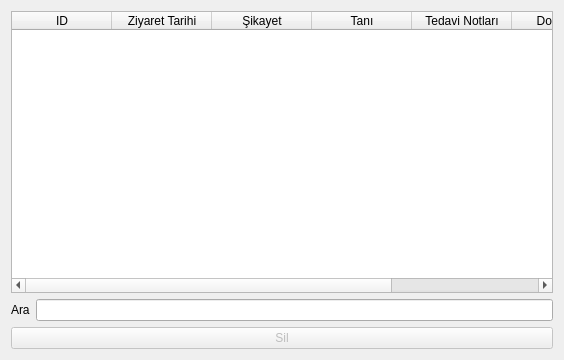
Before: the Qt Designer form ui/veri-liste/ziyaretliste.ui in melihkayaduvar/saglikocagi, drawn with Qt 5.
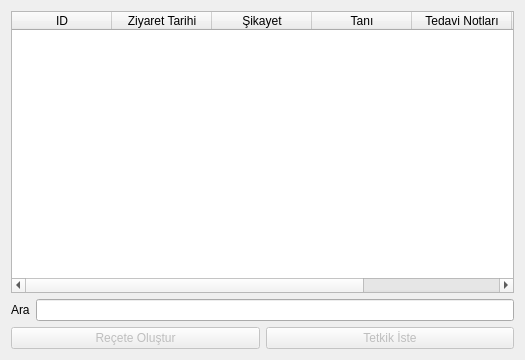
After: the same form once the commit is applied.

```diff
--- a/ui/veri-liste/ziyaretliste.ui
+++ b/ui/veri-liste/ziyaretliste.ui
@@ -6,7 +6,7 @@
    <rect>
     <x>0</x>
     <y>0</y>
-    <width>564</width>
+    <width>525</width>
     <height>360</height>
    </rect>
   </property>
@@ -14,7 +14,7 @@
    <string>Ziyaretler</string>
   </property>
   <layout class="QGridLayout" name="gridLayout">
-   <item row="0" column="0">
+   <item row="0" column="0" colspan="2">
     <widget class="QTableWidget" name="tableWidget">
      <column>
       <property name="text">
@@ -53,7 +53,27 @@
      </column>
     </widget>
    </item>
-   <item row="1" column="0">
+   <item row="2" column="0">
+    <widget class="QPushButton" name="btnReceteOlustur">
+     <property name="enabled">
+      <bool>false</bool>
+     </property>
+     <property name="text">
+      <string>Reçete Oluştur</string>
+     </property>
+    </widget>
+   </item>
+   <item row="2" column="1">
+    <widget class="QPushButton" name="btnTetkikIste">
+     <property name="enabled">
+      <bool>false</bool>
+     </property>
+     <property name="text">
+      <string>Tetkik İste</string>
+     </property>
+    </widget>
+   </item>
+   <item row="1" column="0" colspan="2">
     <layout class="QHBoxLayout" name="horizontalLayout_2">
      <item>
       <widget class="QLabel" name="lblAra">
@@ -67,20 +87,6 @@
      </item>
     </layout>
    </item>
-   <item row="2" column="0">
-    <layout class="QHBoxLayout" name="horizontalLayout">
-     <item>
-      <widget class="QPushButton" name="btnSil">
-       <property name="enabled">
-        <bool>false</bool>
-       </property>
-       <property name="text">
-        <string>Sil</string>
-       </property>
-      </widget>
-     </item>
-    </layout>
-   </item>
   </layout>
  </widget>
  <resources/>
```
